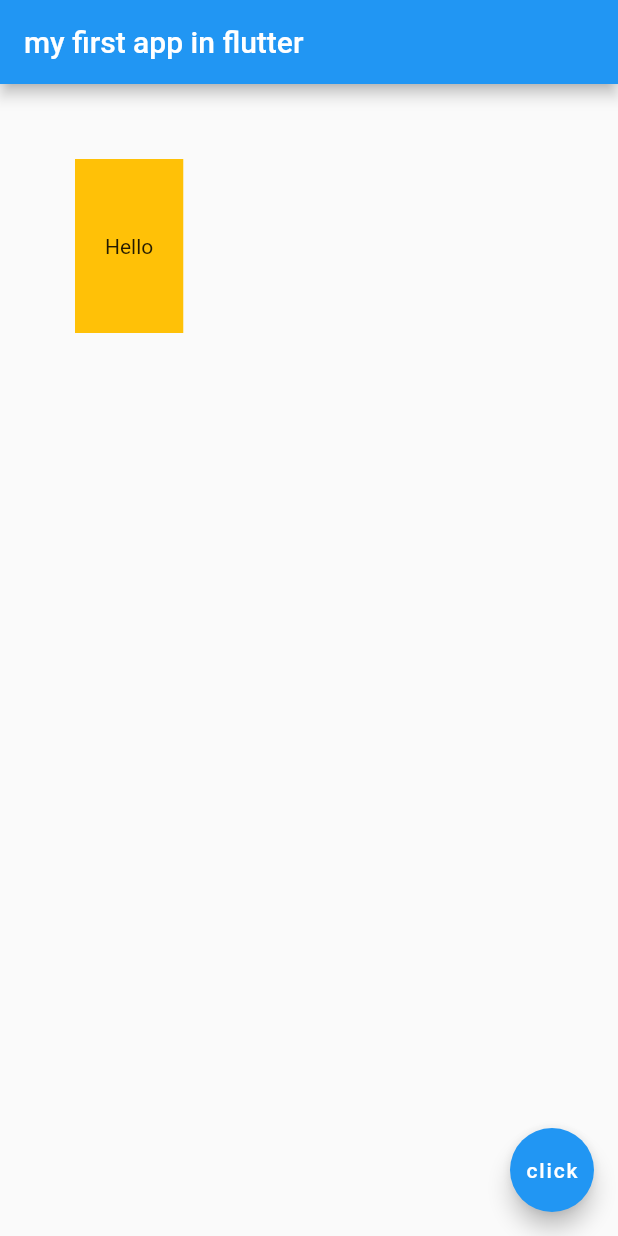
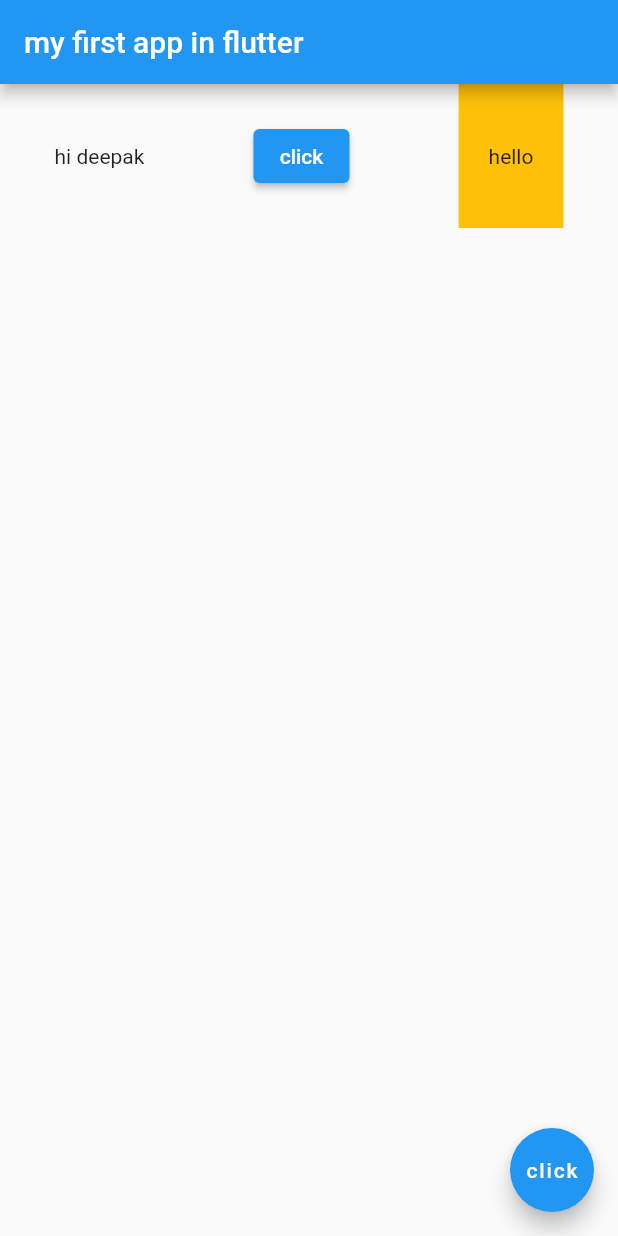
Before and after one commit to 01Deepak/flutter_tut, a Flutter app: the screen it shows after launch, after a tap on "click", on a phone screen of 412 x 824 dp. Run offline on Flutter 3.47's test engine with Material 2 defaults, Android fonts, the phone set to English and light mode, and no system bars.

Commit message:
row widgets

```diff
--- a/lib/main.dart
+++ b/lib/main.dart
@@ -17,11 +17,21 @@ class Home extends StatelessWidget {
           'my first app in flutter',
         ),
       ),
-      body: Container(
-        padding: EdgeInsets.fromLTRB(20, 50, 20, 50),
-        margin: EdgeInsets.all(50),
-        child: Text('Hello'),
-        color: Colors.amber,
+      body: Row(
+        mainAxisAlignment: MainAxisAlignment.spaceAround,
+        children: [
+          Text('hi deepak'),
+          ElevatedButton(
+              onPressed: () {
+                print('clicked');
+              },
+              child: Text('click')),
+          Container(
+            color: Colors.amber,
+            padding: EdgeInsets.fromLTRB(20, 40, 20, 40),
+            child: Text('hello'),
+          )
+        ],
       ),
       floatingActionButton: FloatingActionButton(
         onPressed: () {
```
